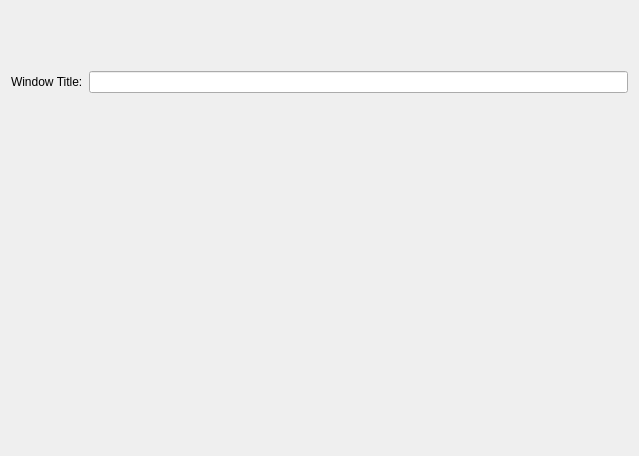
First picture: the form in SimpleGUI/simpleguiprefswidget.ui, repository KirillDubinkin/Errorise, before the edit.
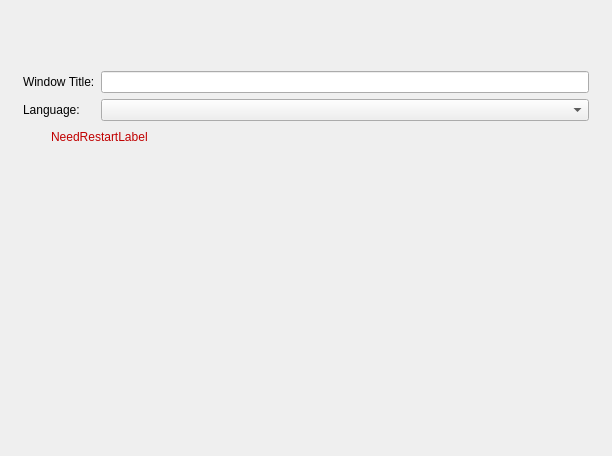
Second picture: the form after the edit.

Commit message: Added language-comboBox in gui-preferences widget

Diff of the .ui file:
```diff
--- a/SimpleGUI/simpleguiprefswidget.ui
+++ b/SimpleGUI/simpleguiprefswidget.ui
@@ -6,7 +6,7 @@
    <rect>
     <x>0</x>
     <y>0</y>
-    <width>639</width>
+    <width>612</width>
     <height>456</height>
    </rect>
   </property>
@@ -14,7 +14,7 @@
    <string notr="true">Form</string>
   </property>
   <layout class="QGridLayout" name="gridLayout">
-   <item row="0" column="1">
+   <item row="0" column="0">
     <spacer name="verticalSpacer">
      <property name="orientation">
       <enum>Qt::Vertical</enum>
@@ -30,17 +30,101 @@
      </property>
     </spacer>
    </item>
-   <item row="1" column="0">
-    <widget class="QLabel" name="titleLbl">
-     <property name="text">
-      <string>Window Title:</string>
-     </property>
-    </widget>
+   <item row="1" column="0" colspan="2">
+    <layout class="QHBoxLayout" name="horizontalLayout">
+     <item>
+      <spacer name="horizontalSpacer">
+       <property name="orientation">
+        <enum>Qt::Horizontal</enum>
+       </property>
+       <property name="sizeType">
+        <enum>QSizePolicy::Fixed</enum>
+       </property>
+       <property name="sizeHint" stdset="0">
+        <size>
+         <width>12</width>
+         <height>20</height>
+        </size>
+       </property>
+      </spacer>
+     </item>
+     <item>
+      <layout class="QVBoxLayout" name="verticalLayout">
+       <item>
+        <widget class="QLabel" name="titleLbl">
+         <property name="text">
+          <string>Window Title:</string>
+         </property>
+        </widget>
+       </item>
+       <item>
+        <widget class="QLabel" name="lblLanguage">
+         <property name="text">
+          <string>Language:</string>
+         </property>
+        </widget>
+       </item>
+      </layout>
+     </item>
+     <item>
+      <layout class="QVBoxLayout" name="verticalLayout_2">
+       <item>
+        <widget class="QLineEdit" name="titleText"/>
+       </item>
+       <item>
+        <widget class="QComboBox" name="langBox"/>
+       </item>
+      </layout>
+     </item>
+     <item>
+      <spacer name="horizontalSpacer_2">
+       <property name="orientation">
+        <enum>Qt::Horizontal</enum>
+       </property>
+       <property name="sizeType">
+        <enum>QSizePolicy::Fixed</enum>
+       </property>
+       <property name="sizeHint" stdset="0">
+        <size>
+         <width>12</width>
+         <height>20</height>
+        </size>
+       </property>
+      </spacer>
+     </item>
+    </layout>
    </item>
-   <item row="1" column="1">
-    <widget class="QLineEdit" name="titleText"/>
+   <item row="2" column="0" colspan="2">
+    <layout class="QHBoxLayout" name="horizontalLayout_2">
+     <item>
+      <spacer name="horizontalSpacer_3">
+       <property name="orientation">
+        <enum>Qt::Horizontal</enum>
+       </property>
+       <property name="sizeType">
+        <enum>QSizePolicy::Maximum</enum>
+       </property>
+       <property name="sizeHint" stdset="0">
+        <size>
+         <width>40</width>
+         <height>20</height>
+        </size>
+       </property>
+      </spacer>
+     </item>
+     <item>
+      <widget class="QLabel" name="lblNeedRestart">
+       <property name="styleSheet">
+        <string notr="true">color: rgb(192, 0, 0);</string>
+       </property>
+       <property name="text">
+        <string notr="true">NeedRestartLabel</string>
+       </property>
+      </widget>
+     </item>
+    </layout>
    </item>
-   <item row="2" column="1">
+   <item row="3" column="1">
     <spacer name="verticalSpacer_2">
      <property name="orientation">
       <enum>Qt::Vertical</enum>
```
The commit also changes 3 other files.
